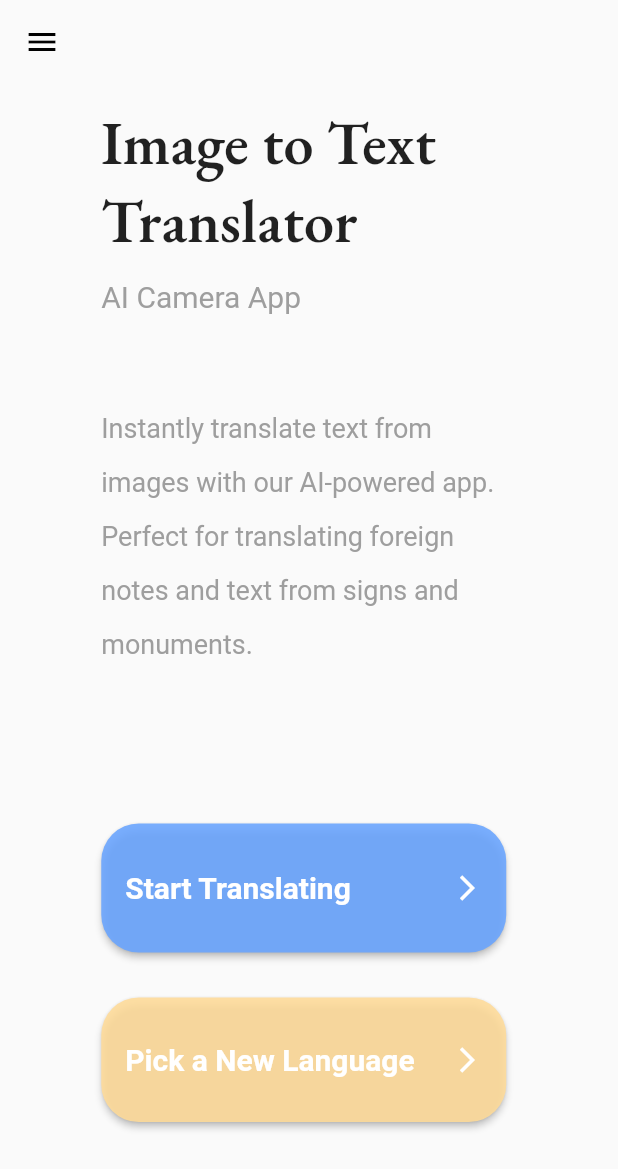
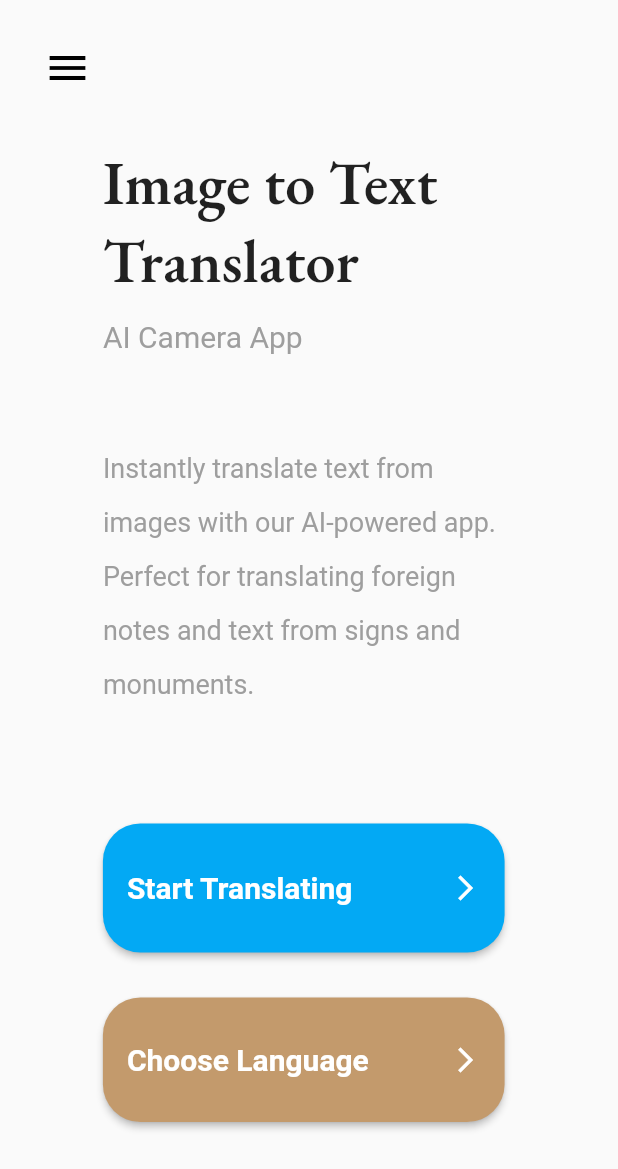
Before and after one commit to mqzpt/pupil, a Flutter app: the screen it shows after launch, after a tap on the "arrow back" icon, on a phone screen of 412 x 824 dp. Shown: the top 1169 px of the screen. Run offline on Flutter 3.47's test engine with Material 2 defaults, Android fonts, the phone set to English and light mode, and no system bars; our stand-ins replace image_picker; missing offline and left inert: google_mlkit_text_recognition; Roboto replaces fonts that are missing (Times New Roman).

Commit message:
Changed theme data along with added dark themes. Also fixed scaling issues.

```diff
--- a/lib/NavBar.dart
+++ b/lib/NavBar.dart
@@ -1,4 +1,5 @@
 import 'package:flutter/material.dart';
+import 'package:flutter/cupertino.dart';
 
 class NavBar extends StatelessWidget {
   @override
@@ -28,11 +29,6 @@ class NavBar extends StatelessWidget {
         onTap: () => null,
       ),
       ListTile(
-        leading: Icon(Icons.settings),
-        title: Text('Settings'),
-        onTap: () => null,
-      ),
-      ListTile(
         leading: Icon(Icons.star),
         title: Text('Certificates'),
         onTap: () => null,
--- a/lib/main.dart
+++ b/lib/main.dart
@@ -1,16 +1,19 @@
 import 'dart:io';
 // import 'titlepage.dart';
 import 'titlepage.dart';
+import 'palette.dart';
 import 'package:flutter/material.dart';
+import 'package:flutter/services.dart';
 import 'package:pupil/utils/utils.dart';
 import 'package:google_mlkit_text_recognition/google_mlkit_text_recognition.dart';
 import 'package:image_picker/image_picker.dart';
 
 void main() {
-  runApp(const MaterialApp(
-    debugShowCheckedModeBanner: false,
-    home: MyApp(),
-  ));
+  WidgetsFlutterBinding.ensureInitialized();
+  SystemChrome.setPreferredOrientations([
+    DeviceOrientation.portraitUp,
+  ]);
+  runApp(const MyApp());
 }
 
 class MyApp extends StatelessWidget {
@@ -22,8 +25,21 @@ class MyApp extends StatelessWidget {
     return MaterialApp(
       title: 'pupil',
       theme: ThemeData(
-        primarySwatch: Colors.brown,
+        brightness: Brightness.light,
+        primarySwatch: Colors.lightBlue,
+        /* light theme settings */
       ),
+      darkTheme: ThemeData(
+        brightness: Brightness.dark,
+        primarySwatch: PaletteIndigo.indigo,
+        /* dark theme settings */
+      ),
+      themeMode: ThemeMode.system,
+      /* ThemeMode.system to follow system theme,
+         ThemeMode.light for light theme,
+         ThemeMode.dark for dark theme
+      */
+      debugShowCheckedModeBanner: false,
       home: ImageToText(),
     );
   }
@@ -70,9 +86,9 @@ class _ImageToTextState extends State<ImageToText> {
   Widget build(BuildContext context) {
     return Scaffold(
       floatingActionButton: Container(
-        padding: EdgeInsets.only(top: 30, left: 33),
+        padding: EdgeInsets.only(top: 75, left: 33),
         child: Column(
-          mainAxisAlignment: MainAxisAlignment.center,
+          mainAxisAlignment: MainAxisAlignment.spaceBetween,
           children: [
             Align(
               alignment: Alignment.topLeft,
@@ -106,7 +122,7 @@ class _ImageToTextState extends State<ImageToText> {
                     color: Colors.white,
                   ),
                   style: ElevatedButton.styleFrom(
-                    primary: Color.fromARGB(224, 104, 164, 255),
+                    primary: Theme.of(context).colorScheme.primary,
                     shape: RoundedRectangleBorder(
                       borderRadius: BorderRadius.circular(100.0),
                     ),
@@ -116,9 +132,11 @@ class _ImageToTextState extends State<ImageToText> {
             ),
             if (_pickedImage == null)
               Container(
-                margin: EdgeInsets.only(top: 60),
-                width: 330,
-                height: 490.0,
+                margin: EdgeInsets.only(
+                  top: MediaQuery.of(context).size.height * 0.05,
+                ),
+                width: double.infinity,
+                height: MediaQuery.of(context).size.height * 0.6,
                 decoration: BoxDecoration(
                   color: Color.fromARGB(226, 0, 0, 0),
                   borderRadius: BorderRadius.all(const Radius.circular(47.0)),
@@ -126,9 +144,11 @@ class _ImageToTextState extends State<ImageToText> {
               )
             else
               Container(
-                margin: EdgeInsets.only(top: 60),
-                height: 490,
-                width: 330,
+                margin: EdgeInsets.only(
+                  top: MediaQuery.of(context).size.height * 0.05,
+                ),
+                height: MediaQuery.of(context).size.height * 0.6,
+                width: double.infinity,
                 decoration: BoxDecoration(
                   color: Color.fromARGB(226, 0, 0, 0),
                   borderRadius: BorderRadius.all(const Radius.circular(47.0)),
@@ -145,15 +165,19 @@ class _ImageToTextState extends State<ImageToText> {
                           fontFamily: 'Roboto',
                           fontStyle: FontStyle.normal,
                           color: Colors.white),
-                      textAlign: TextAlign.center,
+                      textAlign: TextAlign.start,
                     ),
                   ),
                 ),
               ),
             SizedBox(
-              height: 80.0,
+              height: MediaQuery.of(context).size.height * 0.05,
             ),
-            SizedBox(
+            Container(
+              margin: EdgeInsets.only(
+                bottom: MediaQuery.of(context).size.height * 0.05,
+              ),
+              child: SizedBox(
                 width: 86.0,
                 height: 86.0,
                 child: ElevatedButton(
@@ -161,7 +185,7 @@ class _ImageToTextState extends State<ImageToText> {
                     pickImage(ImageSource.gallery, pickedImage);
                   },
                   style: ElevatedButton.styleFrom(
-                  primary: Color.fromARGB(223, 255, 188, 124),
+                    primary: Color.fromARGB(255, 195, 154, 108),
                     shape: RoundedRectangleBorder(
                       borderRadius: BorderRadius.circular(100.0),
                     ),
@@ -177,6 +201,7 @@ class _ImageToTextState extends State<ImageToText> {
                   ),
                 ),
               ),
+            ),
           ],
         ),
       ),
--- /dev/null
+++ b/lib/palette.dart
@@ -0,0 +1,20 @@
+//palette.dart
+import 'package:flutter/material.dart';
+
+class PaletteIndigo {
+  static MaterialColor indigo = MaterialColor(
+    0xFF3F51B5,
+    <int, Color>{
+      50: Color(0xFFE8EAF6),
+      100: Color(0xFFC5CAE9),
+      200: Color(0xFF9FA8DA),
+      300: Color(0xFF7986CB),
+      400: Color(0xFF5C6BC0),
+      500: Color(0xFF3F51B5),
+      600: Color(0xFF3949AB),
+      700: Color(0xFF303F9F),
+      800: Color(0xFF283593),
+      900: Color(0xFF1A237E),
+    },
+  );
+}
--- a/lib/titlepage.dart
+++ b/lib/titlepage.dart
@@ -1,10 +1,16 @@
 import 'dart:io';
+import 'palette.dart';
+import 'package:flutter/services.dart';
 import 'package:pupil/main.dart';
 import 'package:pupil/NavBar.dart';
 import 'package:flutter/material.dart';
 import 'package:pupil/main.dart';
 
 void main() {
+  WidgetsFlutterBinding.ensureInitialized();
+  SystemChrome.setPreferredOrientations([
+    DeviceOrientation.portraitUp,
+  ]);
   runApp(const MyApp());
 }
 
@@ -15,10 +21,23 @@ class MyApp extends StatelessWidget {
   @override
   Widget build(BuildContext context) {
     return MaterialApp(
+      theme: ThemeData(
+        brightness: Brightness.light,
+        primarySwatch: Colors.lightBlue,
+        /* light theme settings */
+      ),
+      darkTheme: ThemeData(
+        brightness: Brightness.dark,
+        primarySwatch: PaletteIndigo.indigo,
+        /* dark theme settings */
+      ),
+      themeMode: ThemeMode.system,
+      /* ThemeMode.system to follow system theme,
+         ThemeMode.light for light theme,
+         ThemeMode.dark for dark theme
+      */
+      debugShowCheckedModeBanner: false,
       title: 'pupil',
-      theme: ThemeData(
-        primarySwatch: Colors.brown,
-      ),
       home: ButtonNavigation(),
     );
   }
@@ -37,9 +56,12 @@ class _ButtonNavigationState extends State<ButtonNavigation> {
     return Scaffold(
       drawer: NavBar(),
       appBar: AppBar(
-          backgroundColor: Color.fromARGB(0, 255, 255, 255),
-          shadowColor: Color.fromARGB(0, 255, 255, 255),
-          iconTheme: IconThemeData(color: Color.fromARGB(255, 0, 0, 0))),
+        backgroundColor: Color.fromARGB(0, 255, 255, 255),
+        shadowColor: Color.fromARGB(0, 255, 255, 255),
+        iconTheme: IconThemeData(color: Color.fromARGB(255, 0, 0, 0), size: 32),
+        toolbarHeight: 90,
+        leadingWidth: 90,
+      ),
       floatingActionButton: Column(
         mainAxisAlignment: MainAxisAlignment.end,
         children: [
@@ -48,10 +70,11 @@ class _ButtonNavigationState extends State<ButtonNavigation> {
             child: Align(
               alignment: Alignment.center,
               child: Column(
+                mainAxisAlignment: MainAxisAlignment.spaceBetween,
                 children: [
                   SizedBox(
-                    width: 270,
-                    height: 480,
+                    width: MediaQuery.of(context).size.width * 0.65,
+                    height: MediaQuery.of(context).size.height * 0.55,
                     child: Align(
                       alignment: Alignment.centerLeft,
                       child: Column(
@@ -92,25 +115,40 @@ class _ButtonNavigationState extends State<ButtonNavigation> {
                     ),
                   ),
                   Container(
-                    width: 350,
+                    width: MediaQuery.of(context).size.width * 0.8,
                     padding: EdgeInsets.only(bottom: 60),
                     child: Align(
                       alignment: Alignment.center,
                       child: Column(
                         children: [
                           SizedBox(
-                            width: 270.0,
+                            width: MediaQuery.of(context).size.width * 0.65,
                             height: 86.0,
                             child: ElevatedButton(
                               onPressed: () {
                                 Navigator.push(
                                   context,
-                                  MaterialPageRoute(
-                                      builder: (context) => ImageToText()),
+                                  PageRouteBuilder(
+                                    pageBuilder: (context, animation,
+                                            secondaryAnimation) =>
+                                        ImageToText(),
+                                    transitionsBuilder: (context, animation,
+                                        secondaryAnimation, child) {
+                                      return SlideTransition(
+                                        textDirection: TextDirection.ltr,
+                                        position: Tween<Offset>(
+                                          begin: const Offset(1.0, 0.0),
+                                          end: Offset.zero,
+                                        ).animate(animation),
+                                        transformHitTests: true,
+                                        child: child,
+                                      );
+                                    },
+                                  ),
                                 );
                               },
                               style: ElevatedButton.styleFrom(
-                                primary: Color.fromARGB(224, 104, 164, 255),
+                                primary: Theme.of(context).colorScheme.primary,
                                 shape: RoundedRectangleBorder(
                                   borderRadius: BorderRadius.circular(25.0),
                                 ),
@@ -147,12 +185,12 @@ class _ButtonNavigationState extends State<ButtonNavigation> {
                               height:
                                   30.0), // Add some spacing between the buttons
                           SizedBox(
-                            width: 270.0,
+                            width: MediaQuery.of(context).size.width * 0.65,
                             height: 83.0,
                             child: ElevatedButton(
                               onPressed: () {},
                               style: ElevatedButton.styleFrom(
-                                primary: Color.fromARGB(223, 255, 219, 152),
+                                primary: Color.fromARGB(255, 195, 154, 108),
                                 shape: RoundedRectangleBorder(
                                   borderRadius: BorderRadius.circular(25.0),
                                 ),
@@ -163,7 +201,7 @@ class _ButtonNavigationState extends State<ButtonNavigation> {
                                       MainAxisAlignment.spaceBetween,
                                   children: [
                                     Text(
-                                      'Pick a New Language',
+                                      'Choose Language',
                                       textAlign: TextAlign.right,
                                       style: TextStyle(
                                         fontFamily: 'Times New Roman',
```
Lines whose indentation alone changed are shown as unchanged.
